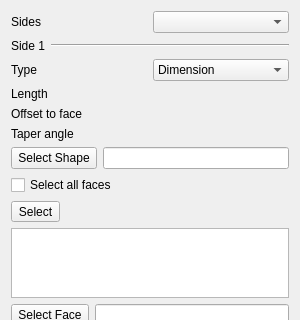
kadet1090/FreeCAD, file src/Mod/PartDesign/Gui/TaskPadPocketParameters.ui: the form before one commit; both pictures show x 0 to 300 and y 0 to 320 of the 300 by 926 pixel window.
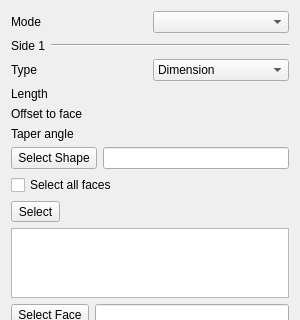
The form after the commit. Custom widgets are drawn as their Qt base class.

Commit message: Change "Sides" to "Mode"

The edit to the form file:
```diff
--- a/src/Mod/PartDesign/Gui/TaskPadPocketParameters.ui
+++ b/src/Mod/PartDesign/Gui/TaskPadPocketParameters.ui
@@ -19,7 +19,7 @@
      <item row="0" column="0">
       <widget class="QLabel" name="sidesLabel">
        <property name="text">
-        <string>Sides</string>
+        <string>Mode</string>
        </property>
       </widget>
      </item>
```
